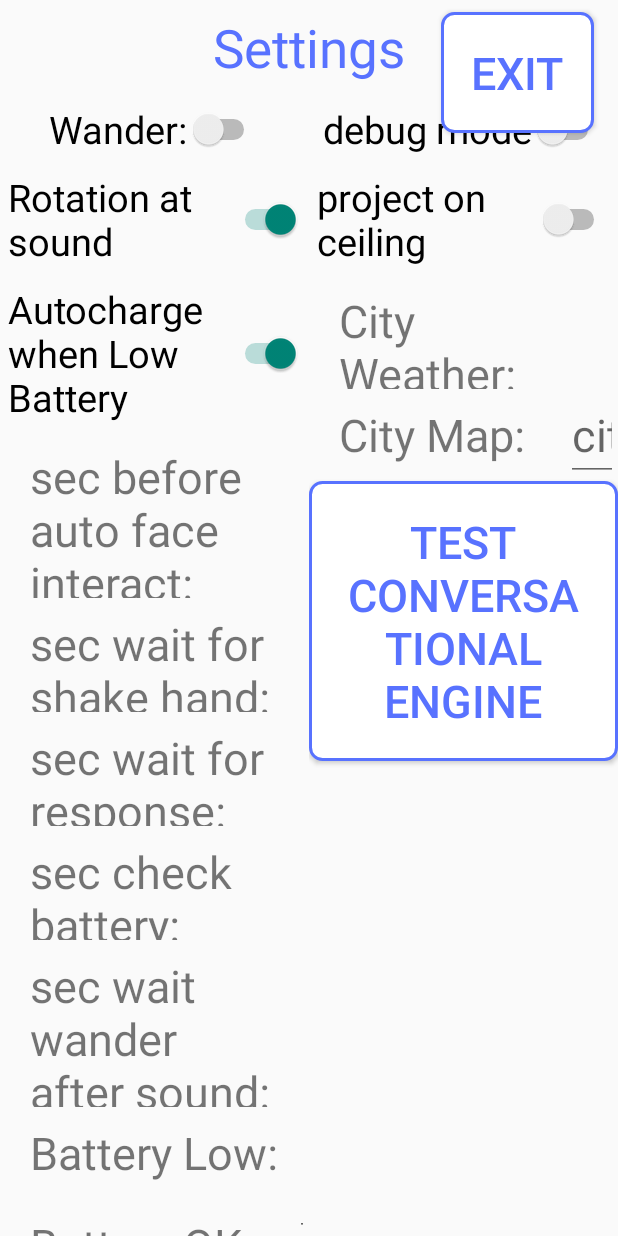
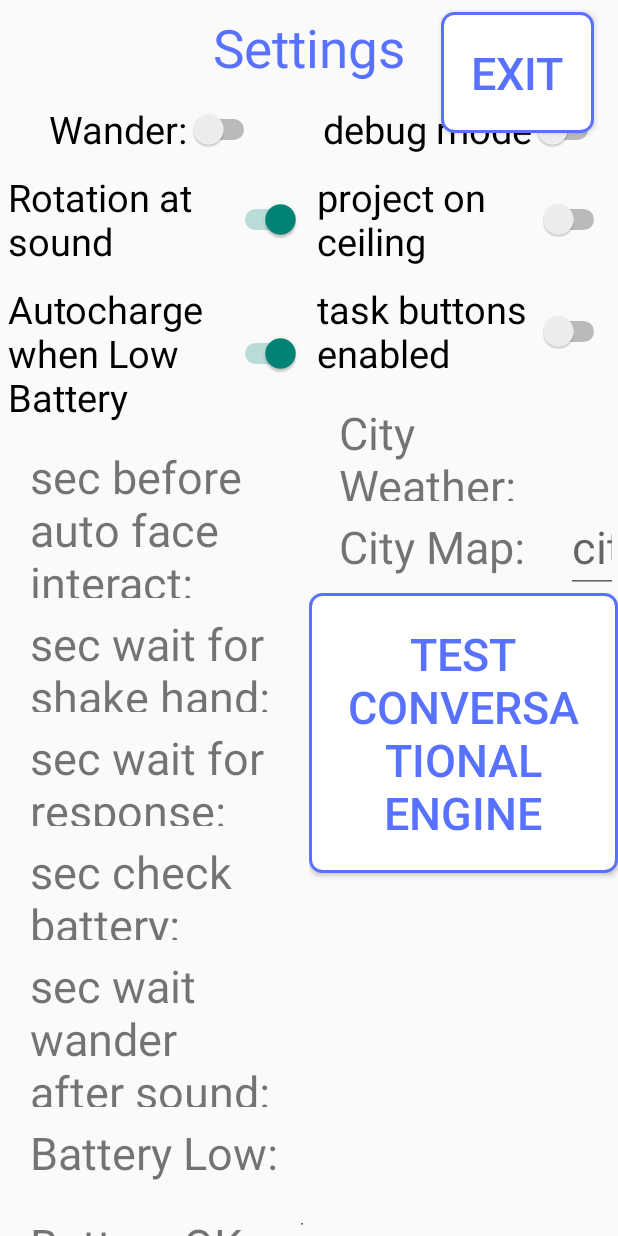
Before and after one commit to igor-lirussi/CapaBot-SanBot-Robot, an Android app: the layout activity_settings.xml on its own in the app's theme, with its tools: preview values and no code run, on a phone screen of 412 x 824 dp. Run offline under Robolectric (Android 15) with nearby library versions, the phone set to English and light mode, and no system bars.

Commit message:
option to enable button to start task

```diff
--- a/src/main/res/layout/activity_dialog.xml
+++ b/src/main/res/layout/activity_dialog.xml
@@ -91,7 +91,8 @@
         android:layout_margin="20dp"
         android:gravity="center_horizontal">
         <TextView
-            android:textSize="21sp"
+            android:textSize="30sp"
+            android:textStyle="bold"
             android:layout_width="wrap_content"
             android:layout_height="wrap_content"
             android:gravity="center_vertical"
--- a/src/main/res/layout/activity_settings.xml
+++ b/src/main/res/layout/activity_settings.xml
@@ -253,6 +253,15 @@
                 android:text="project on ceiling"
                 android:textSize="25sp"
                 android:checked="false"/>
+            <Switch
+                android:id="@+id/taskButtonsEnabled"
+                android:layout_width="wrap_content"
+                android:layout_height="wrap_content"
+                android:switchMinWidth="36dp"
+                android:layout_margin="5dp"
+                android:text="task buttons enabled"
+                android:textSize="25sp"
+                android:checked="false"/>
 
             <LinearLayout
                 android:layout_width="wrap_content"
```
Also changed, not shown: src/main/java/com/sanbot/capaBot/MyDialogActivity.java (+10 -4 lines), src/main/java/com/sanbot/capaBot/MySettings.java (+16 -0 lines).
